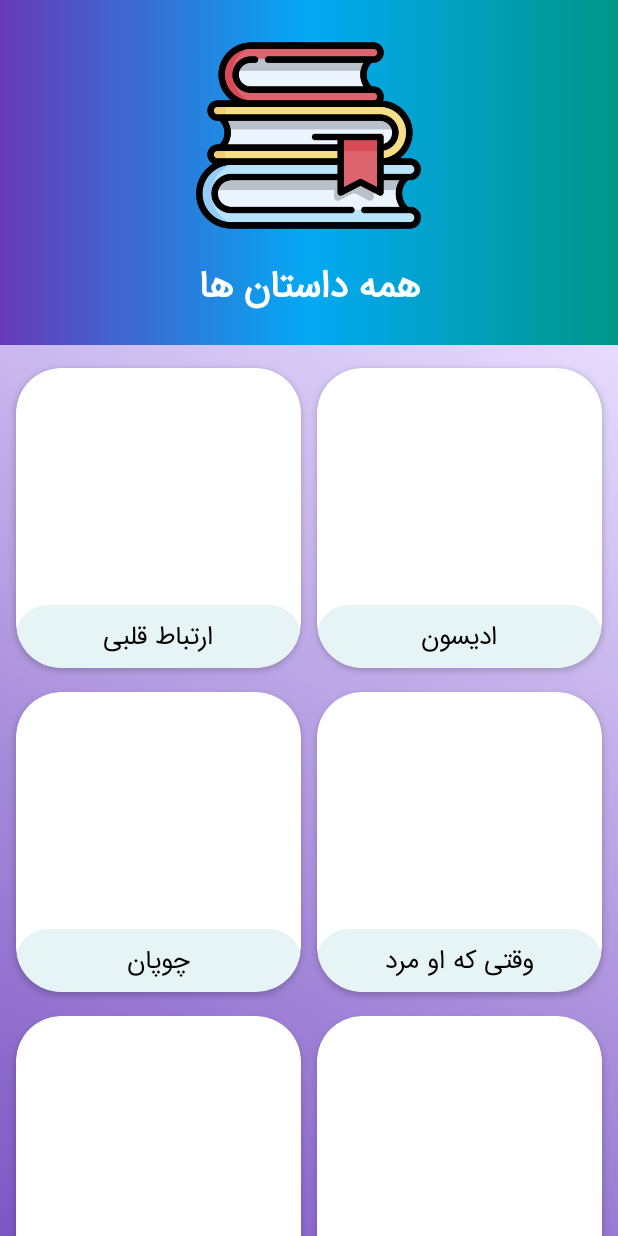
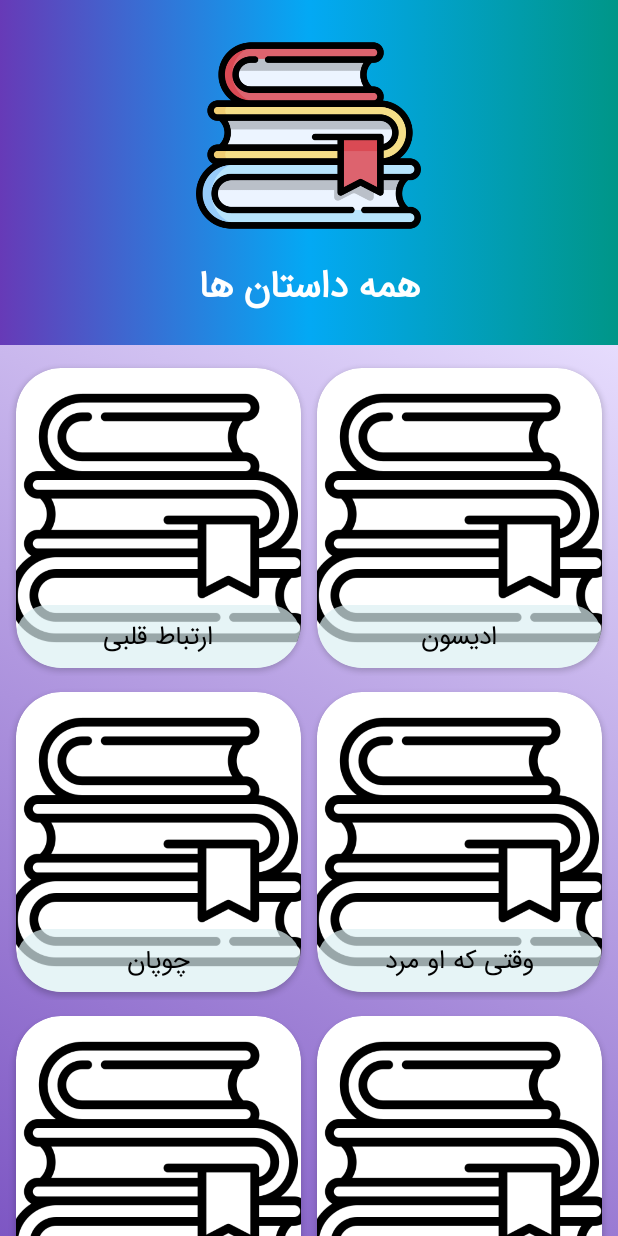
Before and after one commit to mhhpc/MyLibrary, an Android app: the Stories_activity screen opened directly, with no data from a screen before it, on a phone screen of 412 x 824 dp. Run offline under Robolectric (Android 15) with nearby library versions, the phone set to English and light mode, and no system bars; our stand-ins replace Picasso; libraries missing offline, so code that uses them is left out: com.transitionseverywhere; pictures from the network do not load; 3 statements that could not run were skipped.

Commit message:
Add transition between Stories_activity and activity_sto1 Add some image links in Stories_activity

```diff
--- a/app/src/main/AndroidManifest.xml
+++ b/app/src/main/AndroidManifest.xml
@@ -15,6 +15,9 @@
         android:theme="@style/Theme.MyLibrary"
         android:usesCleartextTraffic="true"
         tools:targetApi="31">
+        <activity
+            android:name=".Sto1_activity"
+            android:exported="false" />
         <activity
             android:name=".Stories_activity"
             android:exported="false" />
--- a/app/src/main/java/com/android/mylibrary/Stories_activity.java
+++ b/app/src/main/java/com/android/mylibrary/Stories_activity.java
@@ -1,8 +1,13 @@
 package com.android.mylibrary;
 
 import androidx.appcompat.app.AppCompatActivity;
+import androidx.cardview.widget.CardView;
+import androidx.core.app.ActivityOptionsCompat;
+import androidx.core.util.Pair;
 import androidx.core.widget.NestedScrollView;
 
+import android.annotation.SuppressLint;
+import android.content.Intent;
 import android.graphics.drawable.AnimationDrawable;
 import android.os.Bundle;
 import android.os.Handler;
@@ -120,8 +125,51 @@ public class Stories_activity extends AppCompatActivity {
         animationDrawable2.setExitFadeDuration(4000);
         animationDrawable2.start();
 
+        @SuppressLint("CutPasteId") CardView cv = (CardView) findViewById(R.id.mcv1);
+        cv.setOnClickListener(new View.OnClickListener() {
+            public void onClick(View v) {
+                Pair<View, String> pair1 = Pair.create(findViewById(R.id.miv1), "trans1");
+                Pair<View, String> pair2 = Pair.create(findViewById(R.id.tv1), "trans2");
+
+                ActivityOptionsCompat options = ActivityOptionsCompat.makeSceneTransitionAnimation(Stories_activity.this, pair1, pair2);
+
+                Intent intent = new Intent(Stories_activity.this, Sto1_activity.class);
+                startActivity(intent, options.toBundle());
+            }
+        });
+
         //Image links
         ImageView imageView0 = (ImageView) findViewById(R.id.image);
         Picasso.get().load("https://s8.uupload.ir/files/open-book_auok.png").placeholder(R.drawable.logo2).into(imageView0);
+
+        ImageView imageView1 = (ImageView) findViewById(R.id.miv1);
+        Picasso.get().load("https://s8.uupload.ir/files/360_f_666470913_rnumwfo72pdcddirj87klatwznvqcdof_jy4o.jpg").placeholder(R.drawable.logo3).into(imageView1);
+
+        ImageView imageView2 = (ImageView) findViewById(R.id.miv2);
+        Picasso.get().load("https://s8.uupload.ir/files/www-116_brg0.jpg").placeholder(R.drawable.logo3).into(imageView2);
+
+        ImageView imageView3 = (ImageView) findViewById(R.id.miv3);
+        Picasso.get().load("https://s8.uupload.ir/files/360_f_666470913_rnumwfo72pdcddirj87klatwznvqcdof_jy4o.jpg").placeholder(R.drawable.logo3).into(imageView3);
+
+        ImageView imageView4 = (ImageView) findViewById(R.id.miv4);
+        Picasso.get().load("https://s8.uupload.ir/files/360_f_666470913_rnumwfo72pdcddirj87klatwznvqcdof_jy4o.jpg").placeholder(R.drawable.logo3).into(imageView4);
+
+        ImageView imageView5 = (ImageView) findViewById(R.id.miv5);
+        Picasso.get().load("https://s8.uupload.ir/files/360_f_666470913_rnumwfo72pdcddirj87klatwznvqcdof_jy4o.jpg").placeholder(R.drawable.logo3).into(imageView5);
+
+        ImageView imageView6 = (ImageView) findViewById(R.id.miv6);
+        Picasso.get().load("https://s8.uupload.ir/files/360_f_666470913_rnumwfo72pdcddirj87klatwznvqcdof_jy4o.jpg").placeholder(R.drawable.logo3).into(imageView6);
+
+        ImageView imageView7 = (ImageView) findViewById(R.id.miv7);
+        Picasso.get().load("https://s8.uupload.ir/files/360_f_666470913_rnumwfo72pdcddirj87klatwznvqcdof_jy4o.jpg").placeholder(R.drawable.logo3).into(imageView7);
+
+        ImageView imageView8 = (ImageView) findViewById(R.id.miv8);
+        Picasso.get().load("https://s8.uupload.ir/files/360_f_666470913_rnumwfo72pdcddirj87klatwznvqcdof_jy4o.jpg").placeholder(R.drawable.logo3).into(imageView8);
+
+        ImageView imageView9 = (ImageView) findViewById(R.id.miv9);
+        Picasso.get().load("https://s8.uupload.ir/files/360_f_666470913_rnumwfo72pdcddirj87klatwznvqcdof_jy4o.jpg").placeholder(R.drawable.logo3).into(imageView9);
+
+        ImageView imageView10 = (ImageView) findViewById(R.id.miv10);
+        Picasso.get().load("https://s8.uupload.ir/files/360_f_666470913_rnumwfo72pdcddirj87klatwznvqcdof_jy4o.jpg").placeholder(R.drawable.logo3).into(imageView10);
     }
 }
--- a/app/src/main/res/layout/activity_stories.xml
+++ b/app/src/main/res/layout/activity_stories.xml
@@ -54,12 +54,14 @@
 
                         <ImageView
                             android:id="@+id/miv1"
-                            style="@style/TipsImageView" />
+                            style="@style/TipsImageView"
+                            android:transitionName="trans1" />
 
                         <TextView
                             android:id="@+id/tv1"
                             style="@style/TipsTextView"
-                            android:text="@string/stories_tsto1" />
+                            android:text="@string/stories_tsto1"
+                            android:transitionName="trans2" />
 
                     </androidx.cardview.widget.CardView>
 
--- a/app/src/main/res/values-night/themes.xml
+++ b/app/src/main/res/values-night/themes.xml
@@ -12,5 +12,7 @@
         <item name="fontFamily">@font/font</item>
         <item name="android:forceDarkAllowed" tools:ignore="NewApi">true</item>
         <item name="android:fontFamily">@font/font</item>
+        <!-- Transition between activities. -->
+        <item name="android:windowContentTransitions">true</item>
     </style>
 </resources>
--- a/app/src/main/res/values/themes.xml
+++ b/app/src/main/res/values/themes.xml
@@ -12,6 +12,8 @@
         <!-- Font. -->
         <item name="fontFamily">@font/font</item>
         <item name="android:fontFamily">@font/font</item>
+        <!-- Transition between activities. -->
+        <item name="android:windowContentTransitions">true</item>
     </style>
 
     <style name="TipsLinearLayout">
```
Also changed, not shown: app/build.gradle.kts (+9 -4 lines), app/src/main/java/com/android/mylibrary/Sto1_activity.java (added, +17 -0 lines), app/src/main/res/layout/activity_sto1.xml (added, +27 -0 lines).
